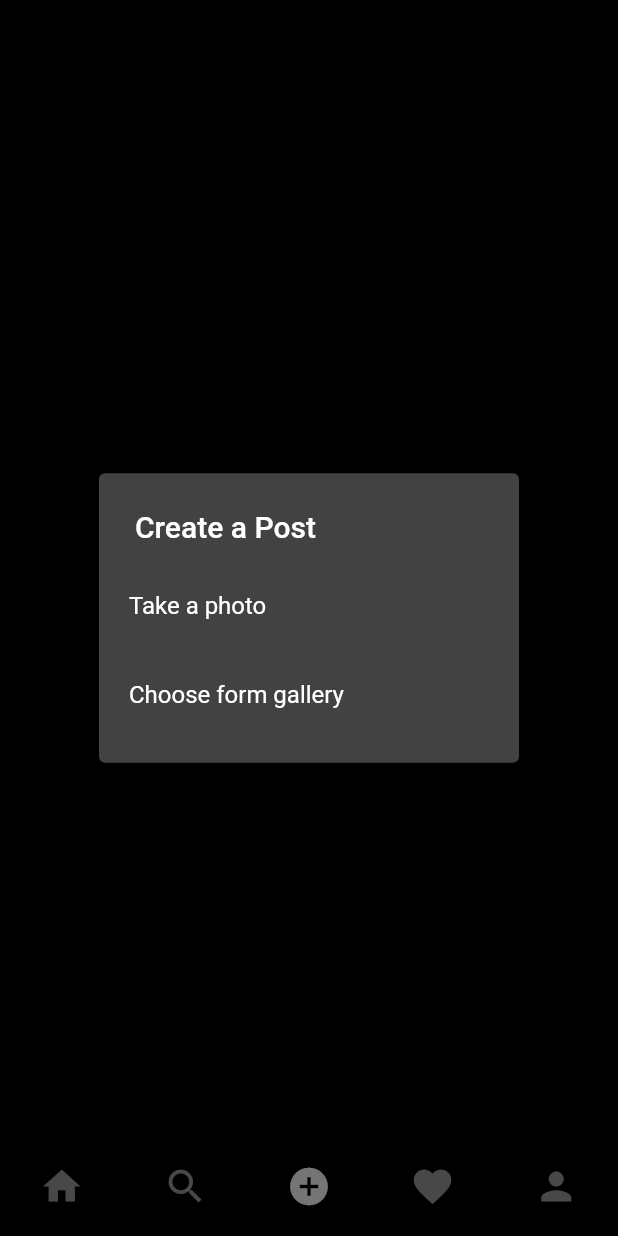
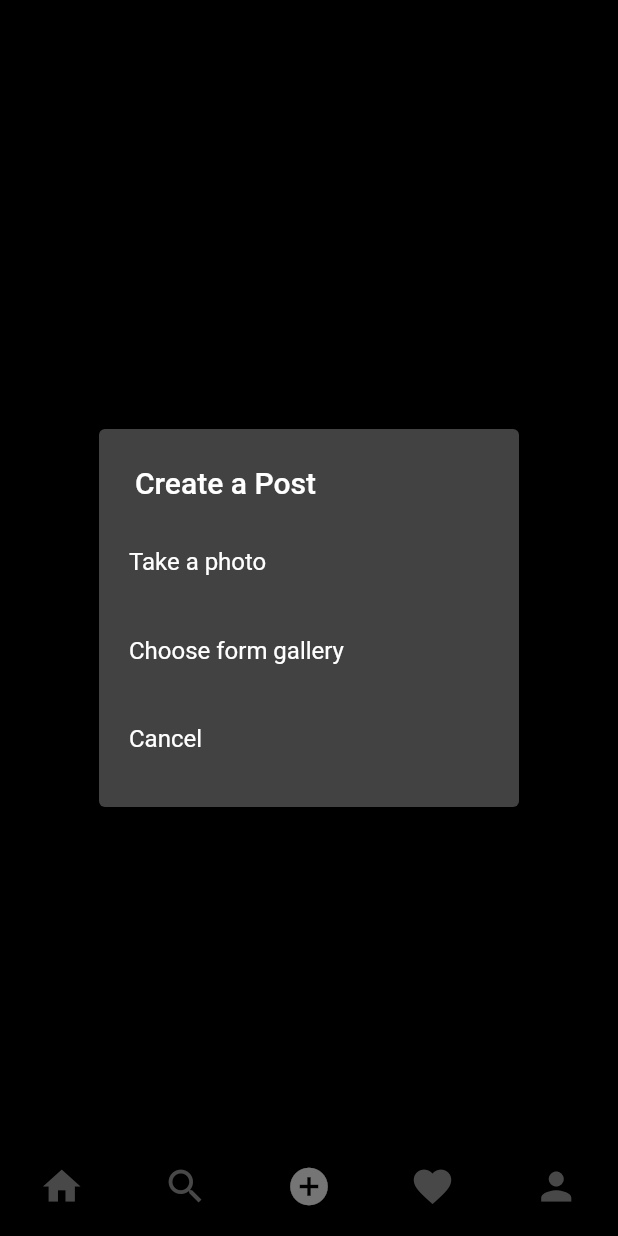
Before and after one commit to IamPrashantBhattarai/Insta_clone, a Flutter app: the screen it shows once a user with an empty profile is signed in, item 3 of the bottom bar chosen, after a tap on the "upload" icon, on a phone screen of 412 x 824 dp. Run offline on Flutter 3.47's test engine with Material 2 defaults, Android fonts, the phone set to English and light mode, and no system bars; our stand-ins replace cloud_firestore, firebase_auth, firebase_core, firebase_storage, flutter_svg, image_picker; accounts and stored records are empty.

Commit message:
Cancel added in dialog box

```diff
--- a/lib/screens/add_post_screen.dart
+++ b/lib/screens/add_post_screen.dart
@@ -48,6 +48,13 @@ class _AddPostScreenState extends State<AddPostScreen> {
                   setState(() {
                     _file = file;
                   });
+                },
+              ),
+              SimpleDialogOption(
+                padding: const EdgeInsets.all(20),
+                child: const Text('Cancel'),
+                onPressed: () async {
+                  Navigator.of(context).pop();
                 },
               ),
             ],
```
